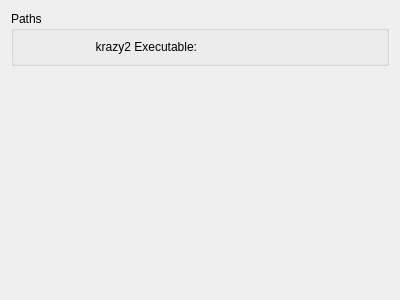
KDE/kdev-krazy2, file settings/krazy2settings.ui: the form before one commit.
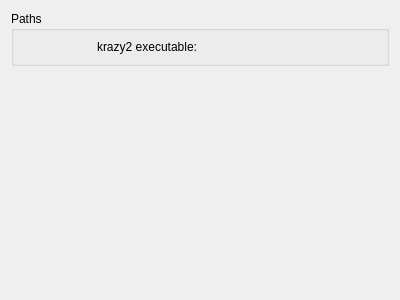
The form after the commit. Custom widgets are drawn as their Qt base class.

Commit message: Normal capitalize with UI label strings

Patch:
```diff
--- a/settings/krazy2settings.ui
+++ b/settings/krazy2settings.ui
@@ -25,7 +25,7 @@
         <item>
          <widget class="QLabel" name="krazy2Label">
           <property name="text">
-           <string>krazy2 Executable:</string>
+           <string>krazy2 executable:</string>
           </property>
           <property name="alignment">
            <set>Qt::AlignRight|Qt::AlignTrailing|Qt::AlignVCenter</set>
```
